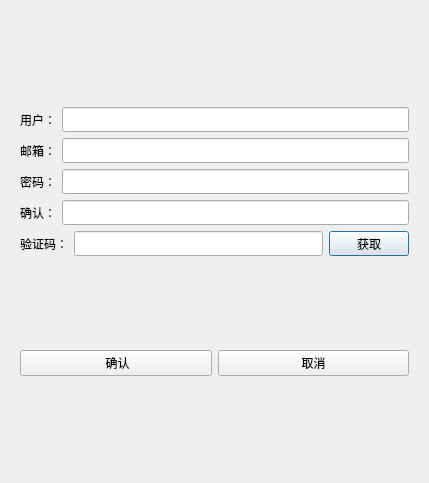
Qt form registerdialog.ui (ChanLian95/FirstCp) before a commit.
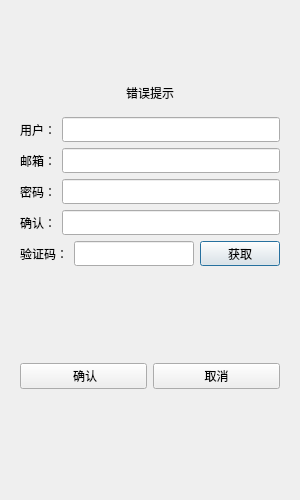
The same form after that commit.

```diff
--- a/registerdialog.ui
+++ b/registerdialog.ui
@@ -6,10 +6,22 @@
    <rect>
     <x>0</x>
     <y>0</y>
-    <width>429</width>
-    <height>483</height>
+    <width>300</width>
+    <height>500</height>
    </rect>
   </property>
+  <property name="minimumSize">
+   <size>
+    <width>300</width>
+    <height>500</height>
+   </size>
+  </property>
+  <property name="maximumSize">
+   <size>
+    <width>300</width>
+    <height>500</height>
+   </size>
+  </property>
   <property name="windowTitle">
    <string>Dialog</string>
   </property>
@@ -21,6 +33,15 @@
        <widget class="QWidget" name="page">
         <layout class="QVBoxLayout" name="verticalLayout_3">
          <item>
+          <widget class="QWidget" name="widget" native="true">
+           <property name="minimumSize">
+            <size>
+             <width>0</width>
+             <height>0</height>
+            </size>
+           </property>
+           <layout class="QVBoxLayout" name="verticalLayout_5">
+            <item>
           <spacer name="verticalSpacer">
            <property name="orientation">
             <enum>Qt::Orientation::Vertical</enum>
@@ -34,6 +55,19 @@
           </spacer>
          </item>
          <item>
+             <widget class="QLabel" name="err_tip_label">
+              <property name="text">
+               <string>错误提示</string>
+              </property>
+              <property name="alignment">
+               <set>Qt::AlignmentFlag::AlignCenter</set>
+              </property>
+             </widget>
+            </item>
+           </layout>
+          </widget>
+         </item>
+         <item>
           <layout class="QHBoxLayout" name="horizontalLayout">
            <item>
             <widget class="QLabel" name="user_label">
```
Left out of the diff: 4 changed lines with no effect on the pictures. Lines whose indentation alone changed are shown as unchanged.
